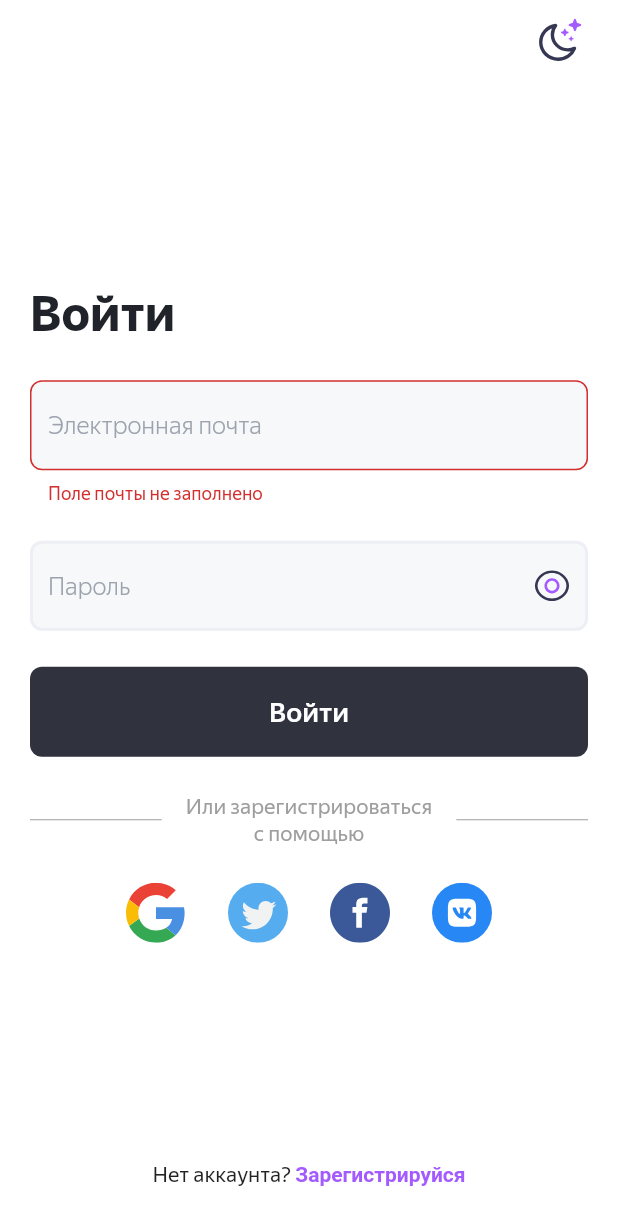
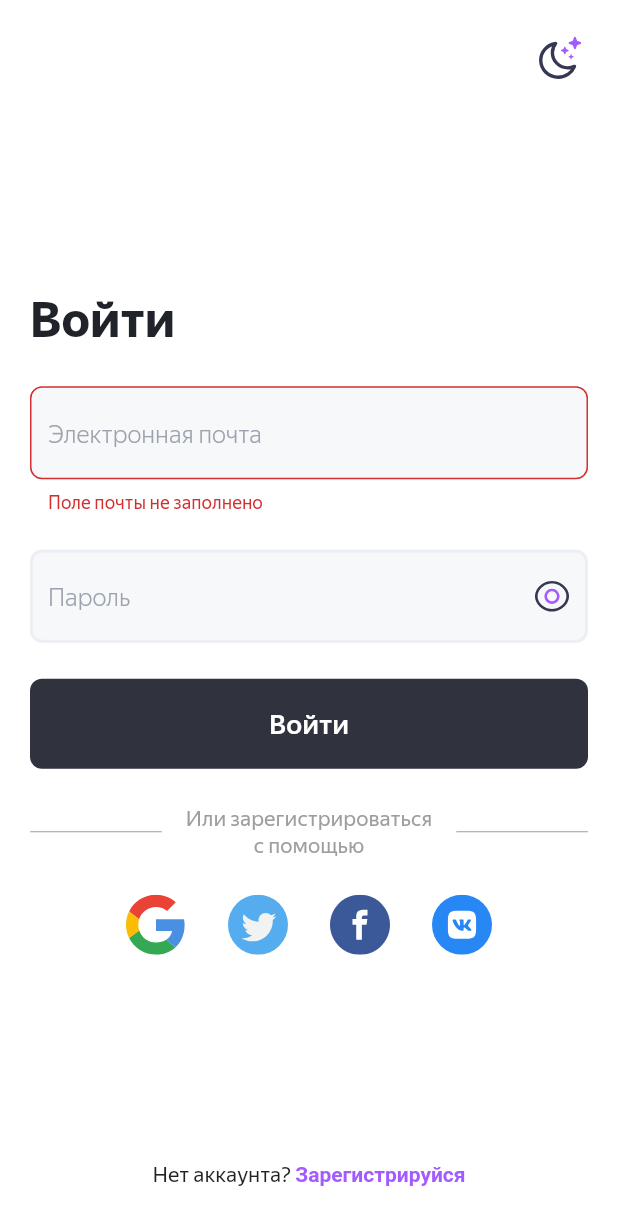
Before and after one commit to latrygin/motivation-app, a Flutter app: the screen it shows after launch, after a tap on "Войти", on a phone screen of 412 x 824 dp. Shown: the top 1225 px of the screen. Run offline on Flutter 3.47's test engine with Material 2 defaults, Android fonts, the phone set to English and light mode, and no system bars; our stand-ins replace flutter_svg, go_router, shared_preferences.

Commit message:
Changed textStyle and padding value

```diff
--- a/lib/screens/login_page/login_page.dart
+++ b/lib/screens/login_page/login_page.dart
@@ -18,7 +18,7 @@ class LoginScreen extends StatelessWidget {
 }
 
 class _LoginBodyWidget extends StatelessWidget {
-  const _LoginBodyWidget({super.key});
+  const _LoginBodyWidget({Key? key}) : super(key: key);
   @override
   Widget build(BuildContext context) {
     final model = context.watch<LoginPageViewModel>();
@@ -39,7 +39,7 @@ class _LoginBodyWidget extends StatelessWidget {
               ),
               TextFormField(
                 controller: model.email,
-                style: Theme.of(context).textTheme.headlineSmall,
+                style: Theme.of(context).textTheme.labelLarge,
                 onChanged: (value) => model.resetErrorEmail(),
                 decoration: InputDecoration(
                     hintText: 'Электронная почта', errorText: model.errorEmail),
@@ -50,7 +50,7 @@ class _LoginBodyWidget extends StatelessWidget {
               TextFormField(
                   controller: model.password,
                   obscureText: model.obscure,
-                  style: Theme.of(context).textTheme.headlineSmall,
+                  style: Theme.of(context).textTheme.labelLarge,
                   onChanged: (value) => model.resetErrorPassword(),
                   decoration: InputDecoration(
                       hintText: 'Пароль',
@@ -145,14 +145,14 @@ class _LoginBodyWidget extends StatelessWidget {
 }
 
 class _ChangingThemeButtonWidget extends StatelessWidget {
-  const _ChangingThemeButtonWidget({super.key});
+  const _ChangingThemeButtonWidget({Key? key}) : super(key: key);
 
   @override
   Widget build(BuildContext context) {
     return Align(
       alignment: Alignment.topRight,
       child: Padding(
-          padding: const EdgeInsets.only(top: 8),
+          padding: const EdgeInsets.only(top: 20),
           child: Consumer<ThemeModel>(
             builder: (context, ThemeModel themeNotifier, child) {
               return SVG(
--- a/lib/screens/login_page/login_page_view_model.dart
+++ b/lib/screens/login_page/login_page_view_model.dart
@@ -15,9 +15,7 @@ class LoginPageViewModel extends ChangeNotifier {
   }
 
   void onTapButtonLogin() {
-    if (validateEmail() && validatePassword()) {
-      print(123);
-    }
+    if (validateEmail() && validatePassword()) {}
   }
 
   bool validatePassword() {
--- a/lib/screens/registration_page/registration_page_view_model.dart
+++ b/lib/screens/registration_page/registration_page_view_model.dart
@@ -17,9 +17,7 @@ class RegistrationPageViewModel extends ChangeNotifier {
   }
 
   void onTapButtonRegistration() {
-    if (validateName() && validateEmail() && validatePassword()) {
-      print(123);
-    }
+    if (validateName() && validateEmail() && validatePassword()) {}
   }
 
   bool validateName() {
```
Also changed, not shown: lib/screens/registration_page/registration_page.dart (+14 -14 lines).
